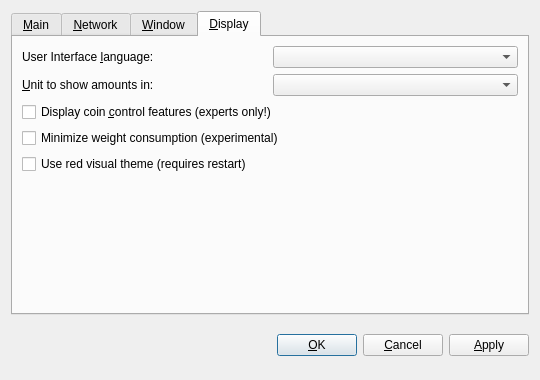
Above: src/qt/forms/optionsdialog.ui from wangxinhao/rubycoin before the change. Below: the same form after it.
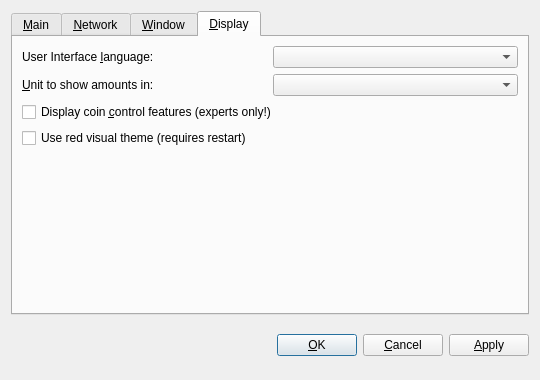
That is the form after the change. The open tabs and pages were chosen to show the change. Custom widgets are drawn as their Qt base class.

Commit message: Remove coin selection by age

```diff
--- a/src/qt/forms/optionsdialog.ui
+++ b/src/qt/forms/optionsdialog.ui
@@ -359,16 +359,6 @@
          </property>
         </widget>
        </item>
-       <item>
-        <widget class="QCheckBox" name="minimizeCoinAge">
-         <property name="toolTip">
-          <string>Whether to select the coin outputs randomly or with minimal coin age.</string>
-         </property>
-         <property name="text">
-          <string>Minimize weight consumption (experimental)</string>
-         </property>
-        </widget>
-       </item>
        <item>
         <widget class="QCheckBox" name="useRedTheme">
          <property name="text">
```
The commit also changes 7 other files.
